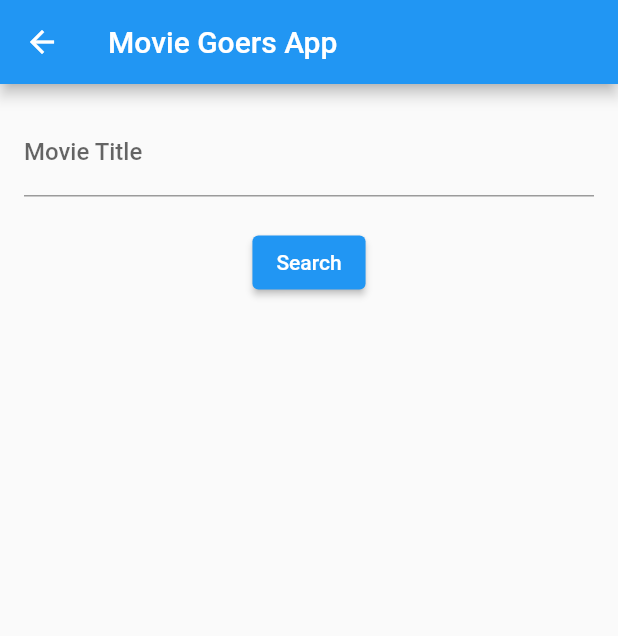
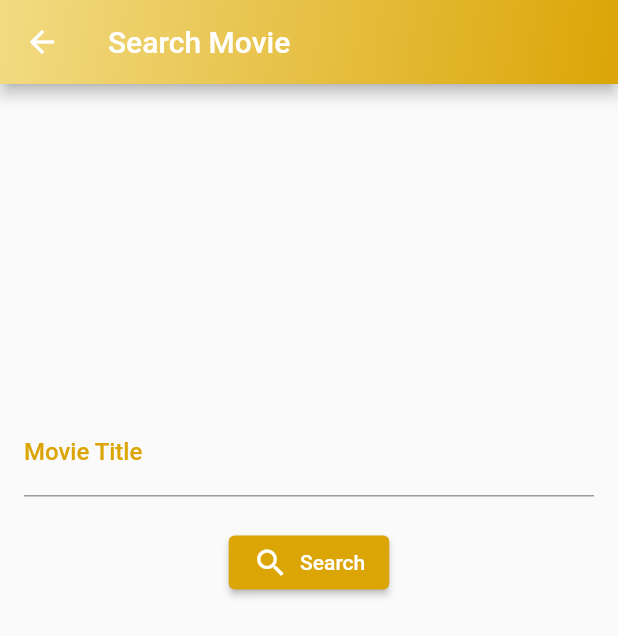
Before and after one commit to RPHertiansa/moviegoers, a Flutter app: the SearchBar screen opened directly, on a phone screen of 412 x 824 dp. Shown: the top 636 px of the screen. Run offline on Flutter 3.47's test engine with Material 2 defaults, Android fonts, the phone set to English and light mode, and no system bars; network calls fail.

Commit message:
recolor, design opening

```diff
--- a/lib/Screens/search.dart
+++ b/lib/Screens/search.dart
@@ -39,26 +39,47 @@ class _SearchBarState extends State<SearchBar> {
                 return Opening();
               }));
             }),
-        title: Text('Movie Goers App'),
+        title: Text('Search Movie'),
+        flexibleSpace: Container(
+          decoration: BoxDecoration(
+              gradient: LinearGradient(
+                  begin: Alignment.topLeft,
+                  end: Alignment.bottomRight,
+                  colors: <Color>[Color(0xffF2DB83), Color(0xffDBA506)])),
+        ),
       ),
       body: Padding(
         padding: const EdgeInsets.all(16.0),
         child: Column(
           children: [
+            SizedBox(
+              height: 200,
+            ),
             TextField(
               controller: _controller,
               decoration: InputDecoration(
-                labelText: 'Movie Title',
-              ),
+                  labelText: 'Movie Title',
+                  labelStyle: new TextStyle(color: const Color(0xffDBA506))),
             ),
             SizedBox(height: 20),
             ElevatedButton(
+              style: ElevatedButton.styleFrom(primary: Color(0xffDBA506)),
               onPressed: () {
                 Navigator.push(context, MaterialPageRoute(builder: (context) {
                   return MovieList(movieTitle: _controller.text);
                 }));
               },
-              child: Text('Search'),
+              child: SizedBox(
+                  width: 75,
+                  child: Row(
+                      mainAxisAlignment: MainAxisAlignment.spaceBetween,
+                      children: <Widget>[
+                        Icon(
+                          Icons.search,
+                          color: Colors.white,
+                        ),
+                        Text('Search')
+                      ])),
             )
           ],
         ),
--- a/lib/Widgets/error.dart
+++ b/lib/Widgets/error.dart
@@ -19,7 +19,7 @@ class Error extends StatelessWidget {
       SizedBox(
         height: 10,
       ),
-      Text("$errorMessage")
+      Text(errorMessage)
     ]));
   }
 }
--- a/pubspec.yaml
+++ b/pubspec.yaml
@@ -45,6 +45,9 @@ flutter:
   # the material Icons class.
   uses-material-design: true
 
+  assets:
+  - images/
+
   # To add assets to your application, add an assets section, like this:
   # assets:
   #   - images/a_dot_burr.jpeg
```
Also changed, not shown: lib/Screens/detail.dart (+49 -11 lines), lib/Screens/list.dart (+6 -5 lines), lib/Screens/opening.dart (+68 -19 lines), lib/Widgets/appheader.dart (added, +24 -0 lines), images/bg.jpg (added), images/imdb.png (added).
